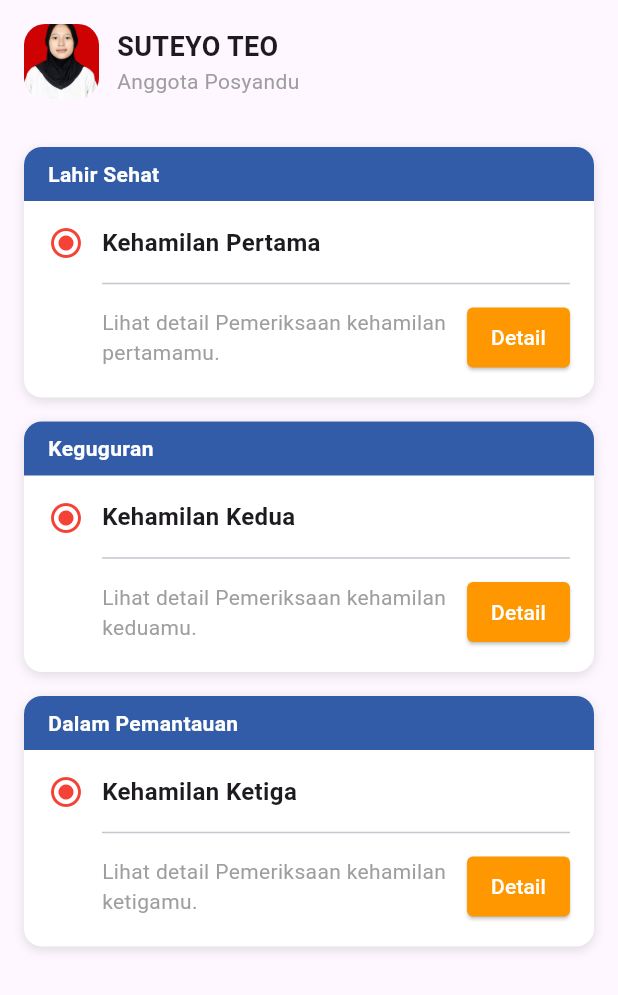
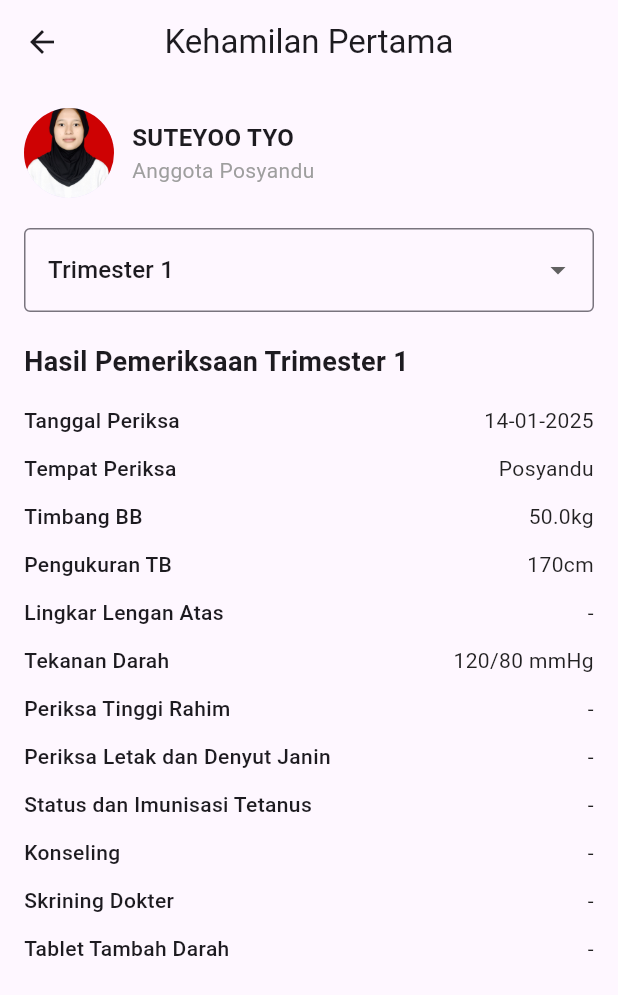
Before and after one commit to Mafirrr/Mobile_Posyandu, a Flutter app: the ListKehamilanPage screen opened directly, after a tap on "Detail", on a phone screen of 412 x 824 dp. Shown: the top 995 px of the screen. Run offline on Flutter 3.47's test engine with Material 3 defaults, Android fonts, the phone set to English and light mode, and no system bars; our stand-ins replace dio, firebase_auth, firebase_core, fl_chart, google_fonts, shared_preferences and 1 more; accounts and stored records are empty; network calls fail.

Commit message:
sollli "detail pemeriksaan"

```diff
--- a/lib/screens/Pemeriksaan/detail_pemeriksaan.dart
+++ b/lib/screens/Pemeriksaan/detail_pemeriksaan.dart
@@ -0,0 +1,159 @@
+import 'package:flutter/material.dart';
+
+class DetailPemeriksaan extends StatelessWidget {
+  const DetailPemeriksaan ({super.key});
+
+  @override
+  Widget build(BuildContext context) {
+    return Scaffold(
+      appBar: AppBar(
+        title: const Text('Kehamilan Pertama'),
+        centerTitle: true,
+        leading: IconButton(
+          icon: const Icon(Icons.arrow_back),
+          onPressed: () {
+            Navigator.pop(context);
+          },
+        ),
+      ),
+      body: SingleChildScrollView(
+        padding: const EdgeInsets.all(16.0),
+        child: Column(
+          crossAxisAlignment: CrossAxisAlignment.start,
+          children: [
+            _ProfileSection(),
+            const SizedBox(height: 20),
+            _TrimesterDropdown(),
+            const SizedBox(height: 20),
+            const Text(
+              'Hasil Pemeriksaan Trimester 1',
+              style: TextStyle(fontSize: 18, fontWeight: FontWeight.bold),
+            ),
+            const SizedBox(height: 10),
+            _ResultTable(),
+          ],
+        ),
+      ),
+    );
+  }
+}
+
+class _ProfileSection extends StatelessWidget {
+  @override
+  Widget build(BuildContext context) {
+    return Row(
+      children: [
+        const CircleAvatar(
+          radius: 30,
+            backgroundImage: AssetImage('assets/images/picture.jpg'), // Ganti dengan path gambar kamu
+        ),
+        const SizedBox(width: 12),
+        Column(
+          crossAxisAlignment: CrossAxisAlignment.start,
+          children: const [
+            Text(
+              'SUTEYOO TYO',
+              style: TextStyle(fontSize: 16, fontWeight: FontWeight.bold),
+            ),
+            Text(
+              'Anggota Posyandu',
+              style: TextStyle(color: Colors.grey),
+            ),
+          ],
+        ),
+      ],
+    );
+  }
+}
+
+class _TrimesterDropdown extends StatefulWidget {
+  @override
+  State<_TrimesterDropdown> createState() => _TrimesterDropdownState();
+}
+
+class _TrimesterDropdownState extends State<_TrimesterDropdown> {
+  String selectedTrimester = 'Trimester 1';
+  final List<String> trimesters = ['Trimester 1', 'Trimester 2', 'Trimester 3'];
+
+  @override
+  Widget build(BuildContext context) {
+    return DropdownButtonFormField<String>(
+      value: selectedTrimester,
+      decoration: const InputDecoration(
+        border: OutlineInputBorder(),
+      ),
+      items: trimesters.map((trimester) {
+        return DropdownMenuItem(
+          value: trimester,
+          child: Text(trimester),
+        );
+      }).toList(),
+      onChanged: (value) {
+        setState(() {
+          selectedTrimester = value!;
+        });
+      },
+    );
+  }
+}
+
+class _ResultTable extends StatelessWidget {
+  final Map<String, String> data = {
+    'Tanggal Periksa': '14-01-2025',
+    'Tempat Periksa': 'Posyandu',
+    'Timbang BB': '50.0kg',
+    'Pengukuran TB': '170cm',
+    'Lingkar Lengan Atas': '-',
+    'Tekanan Darah': '120/80 mmHg',
+    'Periksa Tinggi Rahim': '-',
+    'Periksa Letak dan Denyut Janin': '-',
+    'Status dan Imunisasi Tetanus': '-',
+    'Konseling': '-',
+    'Skrining Dokter': '-',
+    'Tablet Tambah Darah': '-',
+    'Skrining Dokter': '-',
+  };
+
+  @override
+  Widget build(BuildContext context) {
+    return Column(
+      children: data.entries.map((entry) {
+        return _ResultRow(title: entry.key, value: entry.value);
+      }).toList(),
+    );
+  }
+}
+
+class _ResultRow extends StatelessWidget {
+  final String title;
+  final String value;
+
+  const _ResultRow({required this.title, required this.value});
+
+  @override
+  Widget build(BuildContext context) {
+    return Padding(
+      padding: const EdgeInsets.symmetric(vertical: 6.0),
+      child: Row(
+        crossAxisAlignment: CrossAxisAlignment.start,
+        children: [
+          Expanded(
+            flex: 2,
+            child: Text(
+              title,
+              style: const TextStyle(fontWeight: FontWeight.w500),
+            ),
+          ),
+          Expanded(
+            flex: 1,
+            child: Text(
+              value,
+              textAlign: TextAlign.right,
+              style: const TextStyle(color: Colors.black87),
+            ),
+          ),
+        ],
+      ),
+    );
+  }
+}
--- a/lib/screens/Pemeriksaan/list_kehamilan.dart
+++ b/lib/screens/Pemeriksaan/list_kehamilan.dart
@@ -1,4 +1,6 @@
 import 'package:flutter/material.dart';
+
+import 'package:posyandu_mob/screens/Pemeriksaan/detail_pemeriksaan.dart';
 
 class ListKehamilanPage extends StatefulWidget {
   const ListKehamilanPage({Key? key}) : super(key: key);
@@ -149,7 +151,15 @@ class _ListKehamilanPageState extends State<ListKehamilanPage> {
                             ),
                           ),
                           ElevatedButton(
-                            onPressed: () {},
+                            onPressed: () {
+                              Navigator.push(
+                                context,
+                                MaterialPageRoute(
+                                  builder: (context) =>
+                                      const DetailPemeriksaan(),
+                                ),
+                              );
+                            },
                             style: ElevatedButton.styleFrom(
                               backgroundColor: Colors.orange,
                               padding: const EdgeInsets.symmetric(
```
